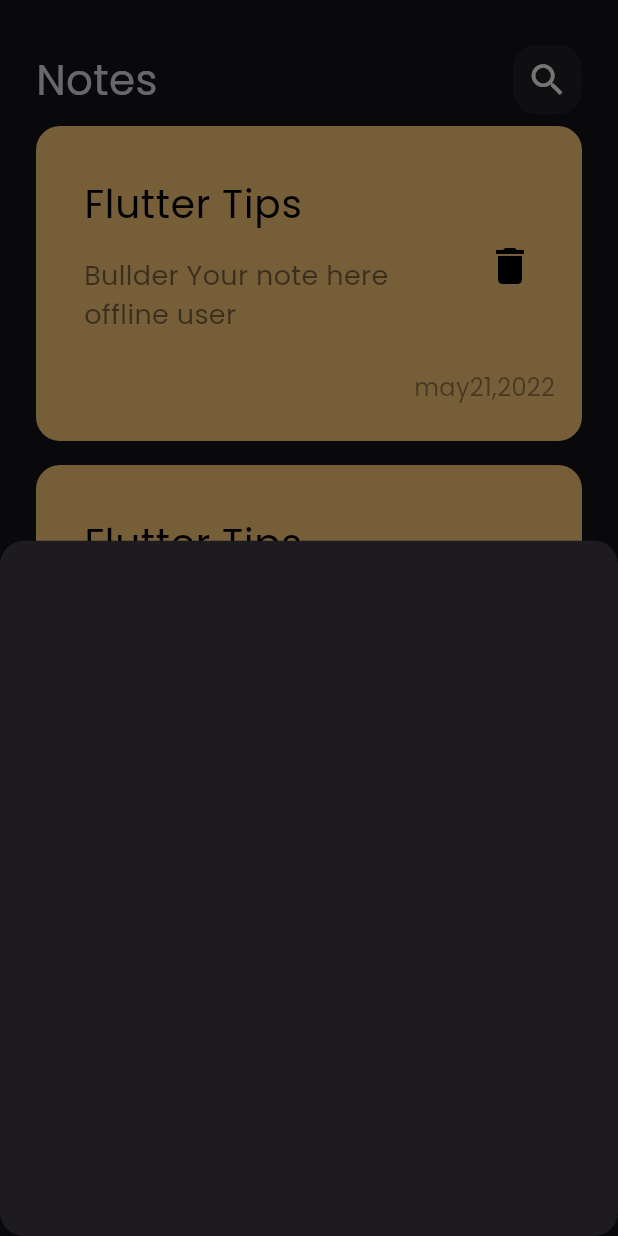
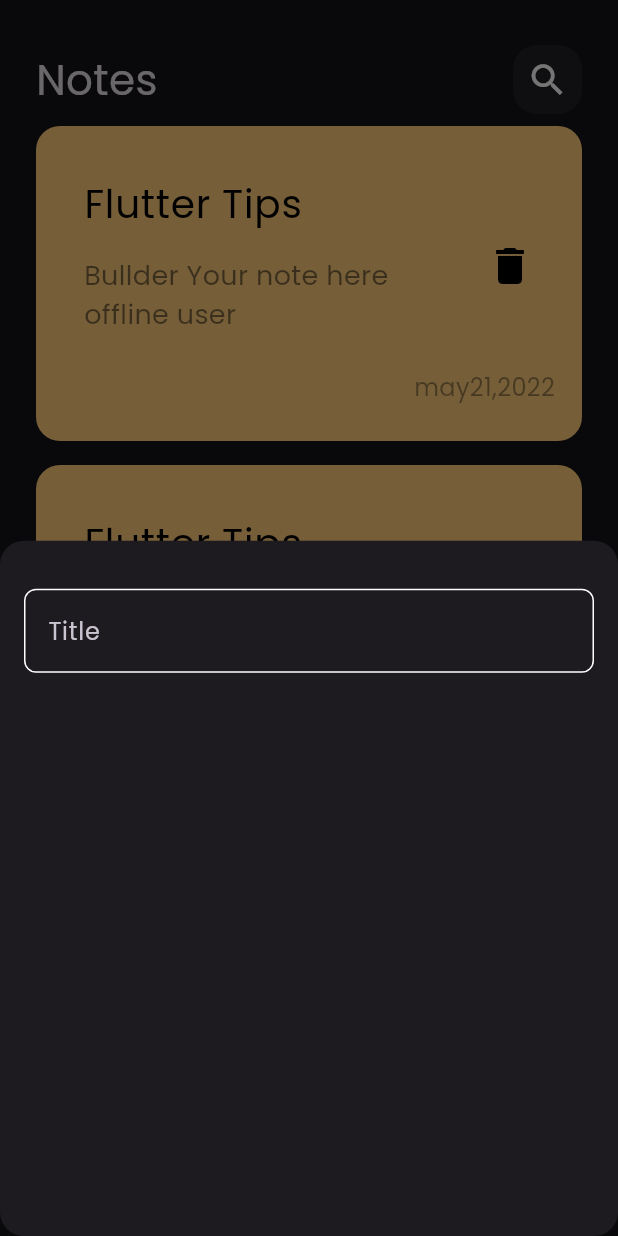
Before and after one commit to FlipKing037/Nodes-App, a Flutter app: the screen it shows after launch, after a tap on the "add" icon, on a phone screen of 412 x 824 dp. Run offline on Flutter 3.47's test engine with Material 3 defaults, Android fonts, the phone set to English and light mode, and no system bars.

Commit message:
create custom text field

```diff
--- /dev/null
+++ b/lib/constants.dart
@@ -0,0 +1,3 @@
+import 'package:flutter/material.dart';
+
+const kPrimaryColor = Color(0xff62fcd7);
--- a/lib/views/widget/add_show_modal_bottom_sheet.dart
+++ b/lib/views/widget/add_show_modal_bottom_sheet.dart
@@ -1,10 +1,21 @@
 import 'package:flutter/material.dart';
+import 'package:notes_app/views/widget/custom_text_field.dart';
 
 class AddNoteBottomSheet extends StatelessWidget {
   const AddNoteBottomSheet({super.key});
 
   @override
   Widget build(BuildContext context) {
-    return Container();
+    return const Padding(
+      padding: EdgeInsets.symmetric(horizontal: 16),
+      child: Column(
+        children: [
+          SizedBox(
+            height: 32,
+          ),
+          CustomTextField(),
+        ],
+      ),
+    );
   }
 }
--- /dev/null
+++ b/lib/views/widget/custom_text_field.dart
@@ -0,0 +1,24 @@
+import 'package:flutter/material.dart';
+import 'package:notes_app/constants.dart';
+
+class CustomTextField extends StatelessWidget {
+  const CustomTextField({super.key});
+
+  @override
+  Widget build(BuildContext context) {
+    return TextField(
+      cursorColor: kPrimaryColor,
+      decoration: InputDecoration(
+          hintText: 'Title',
+          border: buildBorder(),
+          enabledBorder: buildBorder(),
+          focusedBorder: buildBorder(kPrimaryColor)),
+    );
+  }
+
+  OutlineInputBorder buildBorder([color]) {
+    return OutlineInputBorder(
+        borderRadius: BorderRadius.circular(8),
+        borderSide: BorderSide(color: color ?? Colors.white));
+  }
+}
```
